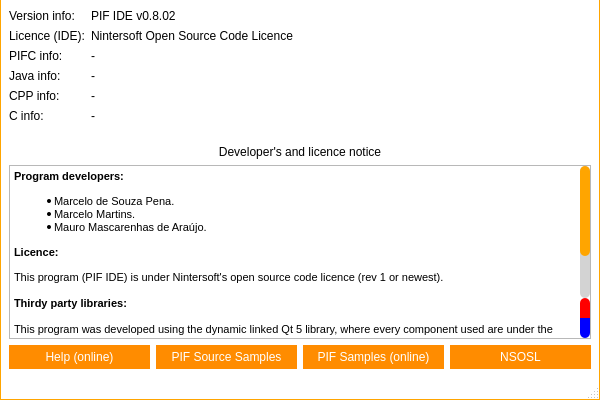
Before: the Qt Designer form src/pif_ide/aboutwindow.ui in mauromascarenhas/PIF-IDE, drawn with Qt 5.
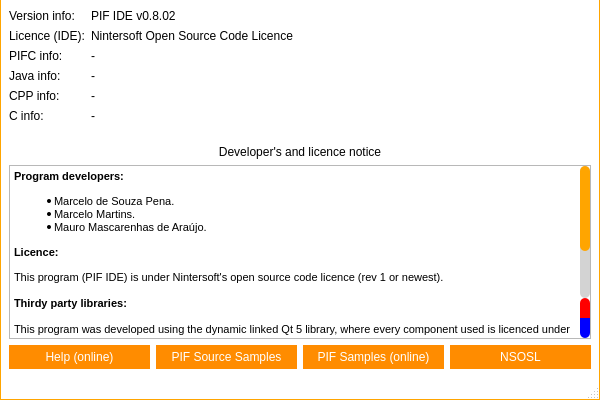
After: the same form once the commit is applied. Icons and pictures are not drawn.

Commit message: Dialog boxes are no longer styled (EditorWindow)

Patch:
```diff
--- a/src/pif_ide/aboutwindow.ui
+++ b/src/pif_ide/aboutwindow.ui
@@ -623,22 +623,23 @@
          <string>&lt;!DOCTYPE HTML PUBLIC &quot;-//W3C//DTD HTML 4.0//EN&quot; &quot;http://www.w3.org/TR/REC-html40/strict.dtd&quot;&gt;
 &lt;html&gt;&lt;head&gt;&lt;meta name=&quot;qrichtext&quot; content=&quot;1&quot; /&gt;&lt;style type=&quot;text/css&quot;&gt;
 p, li { white-space: pre-wrap; }
-&lt;/style&gt;&lt;/head&gt;&lt;body style=&quot; font-family:'MS Shell Dlg 2'; font-size:8.25pt; font-weight:400; font-style:normal;&quot;&gt;
-&lt;p style=&quot; margin-top:0px; margin-bottom:0px; margin-left:0px; margin-right:0px; -qt-block-indent:0; text-indent:0px;&quot;&gt;&lt;span style=&quot; font-weight:600;&quot;&gt;Program developers:&lt;/span&gt;&lt;/p&gt;
-&lt;ul style=&quot;margin-top: 0px; margin-bottom: 0px; margin-left: 0px; margin-right: 0px; -qt-list-indent: 1;&quot;&gt;&lt;li style=&quot; font-size:8pt;&quot; style=&quot; margin-top:12px; margin-bottom:0px; margin-left:0px; margin-right:0px; -qt-block-indent:0; text-indent:0px;&quot;&gt;Marcelo de Souza Pena.&lt;/li&gt;
-&lt;li style=&quot; font-size:8pt;&quot; style=&quot; margin-top:0px; margin-bottom:0px; margin-left:0px; margin-right:0px; -qt-block-indent:0; text-indent:0px;&quot;&gt;Marcelo Martins.&lt;/li&gt;
-&lt;li style=&quot; font-size:8pt;&quot; style=&quot; margin-top:0px; margin-bottom:12px; margin-left:0px; margin-right:0px; -qt-block-indent:0; text-indent:0px;&quot;&gt;Mauro Mascarenhas de Araújo.&lt;/li&gt;&lt;/ul&gt;
-&lt;p style=&quot; margin-top:0px; margin-bottom:12px; margin-left:0px; margin-right:0px; -qt-block-indent:0; text-indent:0px;&quot;&gt;&lt;span style=&quot; font-size:8pt; font-weight:600;&quot;&gt;Licence:&lt;/span&gt;&lt;/p&gt;
-&lt;p style=&quot; margin-top:0px; margin-bottom:0px; margin-left:0px; margin-right:0px; -qt-block-indent:0; text-indent:0px;&quot;&gt;This program (PIF IDE) is under Nintersoft's open source code licence (rev 1 or newest).&lt;/p&gt;
-&lt;p style=&quot;-qt-paragraph-type:empty; margin-top:0px; margin-bottom:0px; margin-left:0px; margin-right:0px; -qt-block-indent:0; text-indent:0px;&quot;&gt;&lt;br /&gt;&lt;/p&gt;
-&lt;p style=&quot; margin-top:0px; margin-bottom:0px; margin-left:0px; margin-right:0px; -qt-block-indent:0; text-indent:0px;&quot;&gt;&lt;span style=&quot; font-weight:600;&quot;&gt;Thirdy party libraries:&lt;/span&gt;&lt;/p&gt;
-&lt;p style=&quot;-qt-paragraph-type:empty; margin-top:0px; margin-bottom:0px; margin-left:0px; margin-right:0px; -qt-block-indent:0; text-indent:0px;&quot;&gt;&lt;br /&gt;&lt;/p&gt;
-&lt;p style=&quot; margin-top:0px; margin-bottom:0px; margin-left:0px; margin-right:0px; -qt-block-indent:0; text-indent:0px;&quot;&gt;This program was developed using the dynamic linked Qt 5 library, where every component used are under the LGPLv3 Open Source Licence.&lt;/p&gt;
-&lt;p style=&quot;-qt-paragraph-type:empty; margin-top:0px; margin-bottom:0px; margin-left:0px; margin-right:0px; -qt-block-indent:0; text-indent:0px;&quot;&gt;&lt;br /&gt;&lt;/p&gt;
-&lt;p style=&quot; margin-top:0px; margin-bottom:0px; margin-left:0px; margin-right:0px; -qt-block-indent:0; text-indent:0px;&quot;&gt;This program also uses PIF compiler, which is licenced under the terms of LGPLv3 Open Source Licence.&lt;/p&gt;
-&lt;p style=&quot;-qt-paragraph-type:empty; margin-top:0px; margin-bottom:0px; margin-left:0px; margin-right:0px; -qt-block-indent:0; text-indent:0px;&quot;&gt;&lt;br /&gt;&lt;/p&gt;
-&lt;p align=&quot;center&quot; style=&quot; margin-top:0px; margin-bottom:0px; margin-left:0px; margin-right:0px; -qt-block-indent:0; text-indent:0px;&quot;&gt;----&lt;/p&gt;
-&lt;p align=&quot;center&quot; style=&quot; margin-top:0px; margin-bottom:0px; margin-left:0px; margin-right:0px; -qt-block-indent:0; text-indent:0px;&quot;&gt;&lt;span style=&quot; font-size:8pt;&quot;&gt;Copyright © Nintersoft - 2019 | All rights reserved&lt;/span&gt;&lt;/p&gt;&lt;/body&gt;&lt;/html&gt;</string>
+&lt;/style&gt;&lt;/head&gt;&lt;body style=&quot; font-family:'Sans Serif'; font-size:9pt; font-weight:400; font-style:normal;&quot;&gt;
+&lt;p style=&quot; margin-top:0px; margin-bottom:0px; margin-left:0px; margin-right:0px; -qt-block-indent:0; text-indent:0px;&quot;&gt;&lt;span style=&quot; font-family:'MS Shell Dlg 2'; font-size:8.25pt; font-weight:600;&quot;&gt;Program developers:&lt;/span&gt;&lt;/p&gt;
+&lt;ul style=&quot;margin-top: 0px; margin-bottom: 0px; margin-left: 0px; margin-right: 0px; -qt-list-indent: 1;&quot;&gt;&lt;li style=&quot; font-family:'MS Shell Dlg 2'; font-size:8pt;&quot; style=&quot; margin-top:12px; margin-bottom:0px; margin-left:0px; margin-right:0px; -qt-block-indent:0; text-indent:0px;&quot;&gt;Marcelo de Souza Pena.&lt;/li&gt;
+&lt;li style=&quot; font-family:'MS Shell Dlg 2'; font-size:8pt;&quot; style=&quot; margin-top:0px; margin-bottom:0px; margin-left:0px; margin-right:0px; -qt-block-indent:0; text-indent:0px;&quot;&gt;Marcelo Martins.&lt;/li&gt;
+&lt;li style=&quot; font-family:'MS Shell Dlg 2'; font-size:8pt;&quot; style=&quot; margin-top:0px; margin-bottom:12px; margin-left:0px; margin-right:0px; -qt-block-indent:0; text-indent:0px;&quot;&gt;Mauro Mascarenhas de Araújo.&lt;/li&gt;&lt;/ul&gt;
+&lt;p style=&quot; margin-top:0px; margin-bottom:12px; margin-left:0px; margin-right:0px; -qt-block-indent:0; text-indent:0px;&quot;&gt;&lt;span style=&quot; font-family:'MS Shell Dlg 2'; font-size:8pt; font-weight:600;&quot;&gt;Licence:&lt;/span&gt;&lt;/p&gt;
+&lt;p style=&quot; margin-top:0px; margin-bottom:0px; margin-left:0px; margin-right:0px; -qt-block-indent:0; text-indent:0px;&quot;&gt;&lt;span style=&quot; font-family:'MS Shell Dlg 2'; font-size:8.25pt;&quot;&gt;This program (PIF IDE) is under Nintersoft's open source code licence (rev 1 or newest).&lt;/span&gt;&lt;/p&gt;
+&lt;p style=&quot;-qt-paragraph-type:empty; margin-top:0px; margin-bottom:0px; margin-left:0px; margin-right:0px; -qt-block-indent:0; text-indent:0px; font-family:'MS Shell Dlg 2'; font-size:8.25pt;&quot;&gt;&lt;br /&gt;&lt;/p&gt;
+&lt;p style=&quot; margin-top:0px; margin-bottom:0px; margin-left:0px; margin-right:0px; -qt-block-indent:0; text-indent:0px;&quot;&gt;&lt;span style=&quot; font-family:'MS Shell Dlg 2'; font-size:8.25pt; font-weight:600;&quot;&gt;Thirdy party libraries:&lt;/span&gt;&lt;/p&gt;
+&lt;p style=&quot;-qt-paragraph-type:empty; margin-top:0px; margin-bottom:0px; margin-left:0px; margin-right:0px; -qt-block-indent:0; text-indent:0px; font-family:'MS Shell Dlg 2'; font-size:8.25pt;&quot;&gt;&lt;br /&gt;&lt;/p&gt;
+&lt;p style=&quot; margin-top:0px; margin-bottom:0px; margin-left:0px; margin-right:0px; -qt-block-indent:0; text-indent:0px;&quot;&gt;&lt;span style=&quot; font-family:'MS Shell Dlg 2'; font-size:8.25pt;&quot;&gt;This program was developed using the dynamic linked Qt 5 library, where every component used is licenced under the LGPLv3 Open Source Licence terms.&lt;/span&gt;&lt;/p&gt;
+&lt;p style=&quot;-qt-paragraph-type:empty; margin-top:0px; margin-bottom:0px; margin-left:0px; margin-right:0px; -qt-block-indent:0; text-indent:0px; font-family:'MS Shell Dlg 2'; font-size:8.25pt;&quot;&gt;&lt;br /&gt;&lt;/p&gt;
+&lt;p style=&quot; margin-top:0px; margin-bottom:0px; margin-left:0px; margin-right:0px; -qt-block-indent:0; text-indent:0px;&quot;&gt;&lt;span style=&quot; font-family:'MS Shell Dlg 2'; font-size:8.25pt;&quot;&gt;This program also uses PIF compiler, which is also licenced under the terms of LGPLv3 Open Source Licence.&lt;/span&gt;&lt;/p&gt;
+&lt;p style=&quot;-qt-paragraph-type:empty; margin-top:0px; margin-bottom:0px; margin-left:0px; margin-right:0px; -qt-block-indent:0; text-indent:0px; font-family:'MS Shell Dlg 2'; font-size:8.25pt;&quot;&gt;&lt;br /&gt;&lt;/p&gt;
+&lt;p align=&quot;center&quot; style=&quot; margin-top:0px; margin-bottom:0px; margin-left:0px; margin-right:0px; -qt-block-indent:0; text-indent:0px;&quot;&gt;&lt;span style=&quot; font-family:'MS Shell Dlg 2'; font-size:8.25pt;&quot;&gt;----&lt;/span&gt;&lt;/p&gt;
+&lt;p align=&quot;center&quot; style=&quot;-qt-paragraph-type:empty; margin-top:0px; margin-bottom:0px; margin-left:0px; margin-right:0px; -qt-block-indent:0; text-indent:0px; font-family:'MS Shell Dlg 2'; font-size:8.25pt;&quot;&gt;&lt;br /&gt;&lt;/p&gt;
+&lt;p align=&quot;center&quot; style=&quot; margin-top:0px; margin-bottom:0px; margin-left:0px; margin-right:0px; -qt-block-indent:0; text-indent:0px;&quot;&gt;&lt;span style=&quot; font-family:'MS Shell Dlg 2'; font-size:8pt;&quot;&gt;Copyright © PIF Project - 2019 | All rights reserved&lt;/span&gt;&lt;/p&gt;&lt;/body&gt;&lt;/html&gt;</string>
         </property>
        </widget>
       </item>
```
The commit also changes 1 other file.
